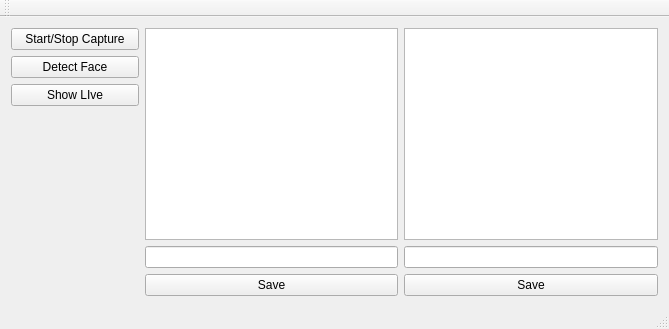
Before: the Qt Designer form mainwindow.ui in maheshmhegade/face, drawn with Qt 5.
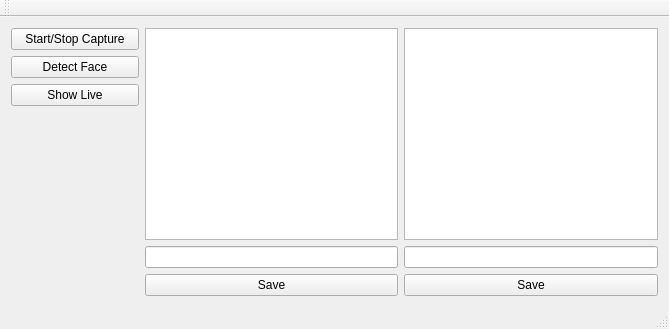
After: the same form once the commit is applied.

```diff
--- a/mainwindow.ui
+++ b/mainwindow.ui
@@ -38,7 +38,7 @@
           <item>
            <widget class="QPushButton" name="showLivePB">
             <property name="text">
-             <string>Show LIve</string>
+             <string>Show Live</string>
             </property>
            </widget>
           </item>
```
Left out of the diff: 4 changed lines with no effect on the pictures.
